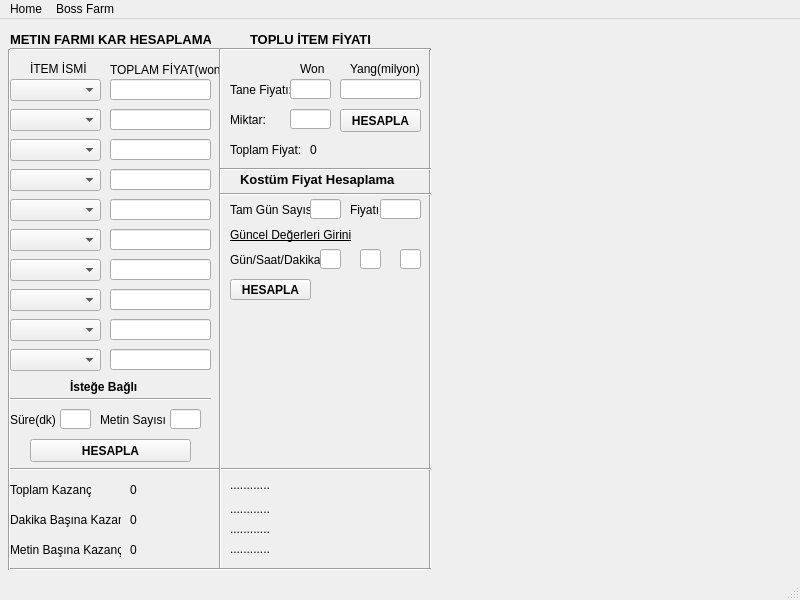
The window that main.ui (selimcanaslan/metin2) describes before a commit, drawn with Qt 5.
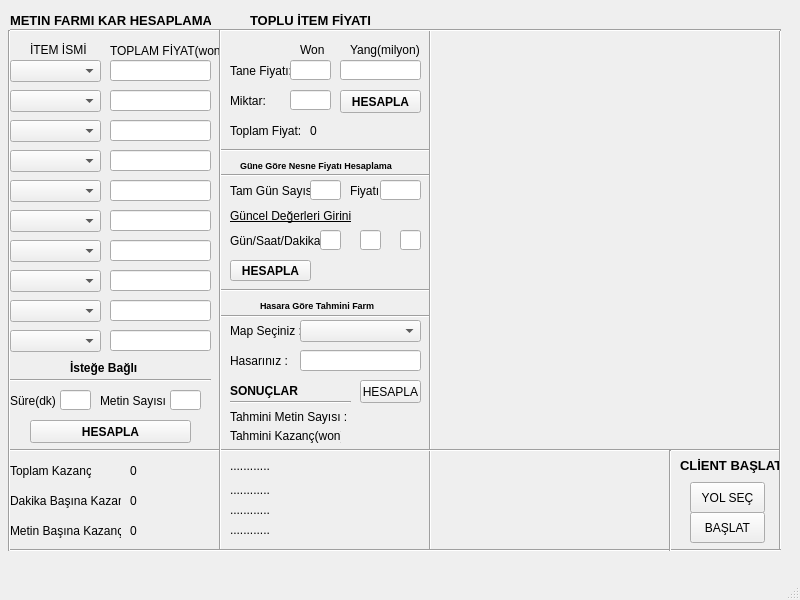
The same window after the commit.

Diff of the .ui file:
```diff
--- a/main.ui
+++ b/main.ui
@@ -782,19 +782,19 @@
      <rect>
       <x>240</x>
       <y>150</y>
-      <width>171</width>
-      <height>21</height>
+      <width>191</width>
+      <height>31</height>
      </rect>
     </property>
     <property name="font">
      <font>
-      <pointsize>10</pointsize>
+      <pointsize>7</pointsize>
       <weight>75</weight>
       <bold>true</bold>
      </font>
     </property>
     <property name="text">
-     <string>Kostüm Fiyat Hesaplama</string>
+     <string>Güne Göre Nesne Fiyatı Hesaplama</string>
     </property>
    </widget>
    <widget class="Line" name="line_12">
@@ -949,6 +949,289 @@
      <string/>
     </property>
    </widget>
+   <widget class="QLabel" name="label_20">
+    <property name="geometry">
+     <rect>
+      <x>680</x>
+      <y>450</y>
+      <width>101</width>
+      <height>31</height>
+     </rect>
+    </property>
+    <property name="font">
+     <font>
+      <pointsize>10</pointsize>
+      <weight>75</weight>
+      <bold>true</bold>
+     </font>
+    </property>
+    <property name="text">
+     <string>CLİENT BAŞLAT</string>
+    </property>
+   </widget>
+   <widget class="QPushButton" name="path_select_button">
+    <property name="geometry">
+     <rect>
+      <x>690</x>
+      <y>482</y>
+      <width>75</width>
+      <height>31</height>
+     </rect>
+    </property>
+    <property name="text">
+     <string>YOL SEÇ</string>
+    </property>
+   </widget>
+   <widget class="QPushButton" name="run_client_button">
+    <property name="geometry">
+     <rect>
+      <x>690</x>
+      <y>512</y>
+      <width>75</width>
+      <height>31</height>
+     </rect>
+    </property>
+    <property name="text">
+     <string>BAŞLAT</string>
+    </property>
+   </widget>
+   <widget class="Line" name="line_13">
+    <property name="geometry">
+     <rect>
+      <x>430</x>
+      <y>440</y>
+      <width>351</width>
+      <height>21</height>
+     </rect>
+    </property>
+    <property name="orientation">
+     <enum>Qt::Horizontal</enum>
+    </property>
+   </widget>
+   <widget class="Line" name="line_14">
+    <property name="geometry">
+     <rect>
+      <x>770</x>
+      <y>30</y>
+      <width>20</width>
+      <height>521</height>
+     </rect>
+    </property>
+    <property name="orientation">
+     <enum>Qt::Vertical</enum>
+    </property>
+   </widget>
+   <widget class="Line" name="line_15">
+    <property name="geometry">
+     <rect>
+      <x>430</x>
+      <y>540</y>
+      <width>351</width>
+      <height>21</height>
+     </rect>
+    </property>
+    <property name="orientation">
+     <enum>Qt::Horizontal</enum>
+    </property>
+   </widget>
+   <widget class="Line" name="line_16">
+    <property name="geometry">
+     <rect>
+      <x>660</x>
+      <y>450</y>
+      <width>20</width>
+      <height>101</height>
+     </rect>
+    </property>
+    <property name="orientation">
+     <enum>Qt::Vertical</enum>
+    </property>
+   </widget>
+   <widget class="Line" name="line_17">
+    <property name="geometry">
+     <rect>
+      <x>430</x>
+      <y>10</y>
+      <width>351</width>
+      <height>41</height>
+     </rect>
+    </property>
+    <property name="orientation">
+     <enum>Qt::Horizontal</enum>
+    </property>
+   </widget>
+   <widget class="QLabel" name="label_21">
+    <property name="geometry">
+     <rect>
+      <x>260</x>
+      <y>290</y>
+      <width>141</width>
+      <height>31</height>
+     </rect>
+    </property>
+    <property name="font">
+     <font>
+      <pointsize>7</pointsize>
+      <weight>75</weight>
+      <bold>true</bold>
+     </font>
+    </property>
+    <property name="text">
+     <string>Hasara Göre Tahmini Farm</string>
+    </property>
+   </widget>
+   <widget class="Line" name="line_18">
+    <property name="geometry">
+     <rect>
+      <x>220</x>
+      <y>270</y>
+      <width>211</width>
+      <height>41</height>
+     </rect>
+    </property>
+    <property name="orientation">
+     <enum>Qt::Horizontal</enum>
+    </property>
+   </widget>
+   <widget class="Line" name="line_19">
+    <property name="geometry">
+     <rect>
+      <x>220</x>
+      <y>301</y>
+      <width>211</width>
+      <height>31</height>
+     </rect>
+    </property>
+    <property name="orientation">
+     <enum>Qt::Horizontal</enum>
+    </property>
+   </widget>
+   <widget class="QLabel" name="label_22">
+    <property name="geometry">
+     <rect>
+      <x>230</x>
+      <y>320</y>
+      <width>81</width>
+      <height>21</height>
+     </rect>
+    </property>
+    <property name="text">
+     <string>Map Seçiniz :</string>
+    </property>
+   </widget>
+   <widget class="QComboBox" name="item_combo_11">
+    <property name="geometry">
+     <rect>
+      <x>300</x>
+      <y>320</y>
+      <width>121</width>
+      <height>22</height>
+     </rect>
+    </property>
+   </widget>
+   <widget class="QLabel" name="label_23">
+    <property name="geometry">
+     <rect>
+      <x>230</x>
+      <y>350</y>
+      <width>71</width>
+      <height>21</height>
+     </rect>
+    </property>
+    <property name="text">
+     <string>Hasarınız :</string>
+    </property>
+   </widget>
+   <widget class="QLineEdit" name="hasar_line">
+    <property name="geometry">
+     <rect>
+      <x>300</x>
+      <y>350</y>
+      <width>121</width>
+      <height>21</height>
+     </rect>
+    </property>
+   </widget>
+   <widget class="QLabel" name="estimated_metin_value">
+    <property name="geometry">
+     <rect>
+      <x>230</x>
+      <y>401</y>
+      <width>121</width>
+      <height>31</height>
+     </rect>
+    </property>
+    <property name="font">
+     <font>
+      <pointsize>9</pointsize>
+     </font>
+    </property>
+    <property name="text">
+     <string>Tahmini Metin Sayısı :</string>
+    </property>
+   </widget>
+   <widget class="QLabel" name="estimated_revenue">
+    <property name="geometry">
+     <rect>
+      <x>230</x>
+      <y>420</y>
+      <width>111</width>
+      <height>31</height>
+     </rect>
+    </property>
+    <property name="text">
+     <string>Tahmini Kazanç(won) :</string>
+    </property>
+   </widget>
+   <widget class="QPushButton" name="estimated_farm_button">
+    <property name="geometry">
+     <rect>
+      <x>360</x>
+      <y>380</y>
+      <width>61</width>
+      <height>23</height>
+     </rect>
+    </property>
+    <property name="text">
+     <string>HESAPLA</string>
+    </property>
+   </widget>
+   <widget class="Line" name="line_20">
+    <property name="geometry">
+     <rect>
+      <x>230</x>
+      <y>392</y>
+      <width>121</width>
+      <height>20</height>
+     </rect>
+    </property>
+    <property name="orientation">
+     <enum>Qt::Horizontal</enum>
+    </property>
+   </widget>
+   <widget class="QLabel" name="label_24">
+    <property name="geometry">
+     <rect>
+      <x>230</x>
+      <y>380</y>
+      <width>71</width>
+      <height>21</height>
+     </rect>
+    </property>
+    <property name="font">
+     <font>
+      <weight>75</weight>
+      <bold>true</bold>
+     </font>
+    </property>
+    <property name="text">
+     <string>SONUÇLAR</string>
+    </property>
+   </widget>
+   <zorder>line_19</zorder>
+   <zorder>line_18</zorder>
+   <zorder>line_12</zorder>
+   <zorder>line_9</zorder>
    <zorder>line_7</zorder>
    <zorder>line_11</zorder>
    <zorder>line_8</zorder>
@@ -1023,28 +1306,24 @@
    <zorder>current_min</zorder>
    <zorder>costume_button</zorder>
    <zorder>label_19</zorder>
-  </widget>
-  <widget class="QMenuBar" name="menubar">
-   <property name="geometry">
-    <rect>
-     <x>0</x>
-     <y>0</y>
-     <width>800</width>
-     <height>21</height>
-    </rect>
-   </property>
-   <widget class="QMenu" name="menuHome">
-    <property name="title">
-     <string>Home</string>
-    </property>
-   </widget>
-   <widget class="QMenu" name="menuBoss_Farm">
-    <property name="title">
-     <string>Boss Farm</string>
-    </property>
-   </widget>
-   <addaction name="menuHome"/>
-   <addaction name="menuBoss_Farm"/>
+   <zorder>label_20</zorder>
+   <zorder>path_select_button</zorder>
+   <zorder>run_client_button</zorder>
+   <zorder>line_13</zorder>
+   <zorder>line_14</zorder>
+   <zorder>line_15</zorder>
+   <zorder>line_16</zorder>
+   <zorder>line_17</zorder>
+   <zorder>label_21</zorder>
+   <zorder>label_22</zorder>
+   <zorder>item_combo_11</zorder>
+   <zorder>label_23</zorder>
+   <zorder>hasar_line</zorder>
+   <zorder>estimated_metin_value</zorder>
+   <zorder>estimated_revenue</zorder>
+   <zorder>estimated_farm_button</zorder>
+   <zorder>line_20</zorder>
+   <zorder>label_24</zorder>
   </widget>
   <widget class="QStatusBar" name="statusbar"/>
  </widget>
```
Left out of the diff: 2 changed lines with no effect on the pictures.
